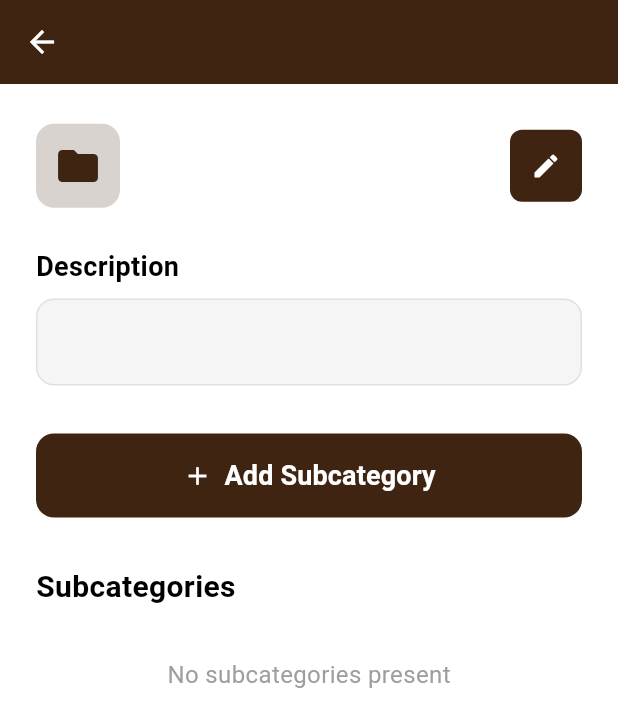
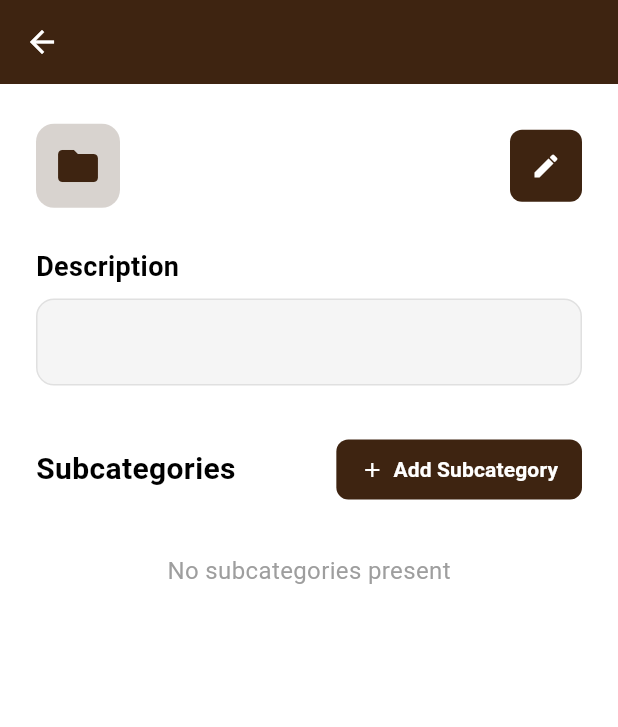
Before and after one commit to hamdiqbal/pass_manager, a Flutter app: the MasterBranchDetailPage screen opened directly with empty values, on a phone screen of 412 x 824 dp. Shown: the top 727 px of the screen. Run offline on Flutter 3.47's test engine with Material 3 defaults, Android fonts, the phone set to English and light mode, and no system bars; our stand-ins replace cloud_firestore, firebase_auth, firebase_core, local_auth, shared_preferences; accounts and stored records are empty.

Commit message:
add account and add subcategory button positions

```diff
--- a/lib/pages/master_branch_detail_page.dart
+++ b/lib/pages/master_branch_detail_page.dart
@@ -167,32 +167,41 @@ class _MasterBranchDetailPageState extends State<MasterBranchDetailPage> {
                 ],
                 const SizedBox(height: 32),
 
-                // Add Subcategory Button
-                SizedBox(
-                  width: double.infinity,
-                  height: 56,
-                  child: ElevatedButton(
+                // Subcategories Heading with Add Button
+                Row(
+                  mainAxisAlignment: MainAxisAlignment.spaceBetween,
+                  children: [
+                    const Text(
+                      'Subcategories',
+                      style: TextStyle(
+                        fontSize: 20,
+                        fontWeight: FontWeight.bold,
+                        color: Colors.black,
+                      ),
+                    ),
+                    ElevatedButton(
                       onPressed: _navigateToSubcategoryPage,
                       style: ElevatedButton.styleFrom(
                         backgroundColor: const Color(0xFF3E2411),
                         shape: RoundedRectangleBorder(
-                        borderRadius: BorderRadius.circular(12),
+                          borderRadius: BorderRadius.circular(8),
                         ),
                         elevation: 0,
+                        padding: const EdgeInsets.symmetric(horizontal: 16, vertical: 8),
                       ),
                       child: const Row(
-                      mainAxisAlignment: MainAxisAlignment.center,
+                        mainAxisSize: MainAxisSize.min,
                         children: [
                           Icon(
                             Icons.add,
                             color: Colors.white,
-                          size: 20,
+                            size: 16,
                           ),
-                        SizedBox(width: 8),
+                          SizedBox(width: 6),
                           Text(
                             'Add Subcategory',
                             style: TextStyle(
-                            fontSize: 18,
+                              fontSize: 14,
                               fontWeight: FontWeight.bold,
                               color: Colors.white,
                             ),
@@ -200,16 +209,7 @@ class _MasterBranchDetailPageState extends State<MasterBranchDetailPage> {
                         ],
                       ),
                     ),
-                ),
-                const SizedBox(height: 32),
-                // Subcategories Heading (always shown)
-                const Text(
-                  'Subcategories',
-                  style: TextStyle(
-                    fontSize: 20,
-                    fontWeight: FontWeight.bold,
-                    color: Colors.black,
-                  ),
+                  ],
                 ),
                 const SizedBox(height: 16),
                 if (currentMasterBranch.subcategories.isNotEmpty)
```
Also changed, not shown: lib/pages/subcategory_detail_page.dart (+20 -20 lines). Lines whose indentation alone changed are shown as unchanged.
